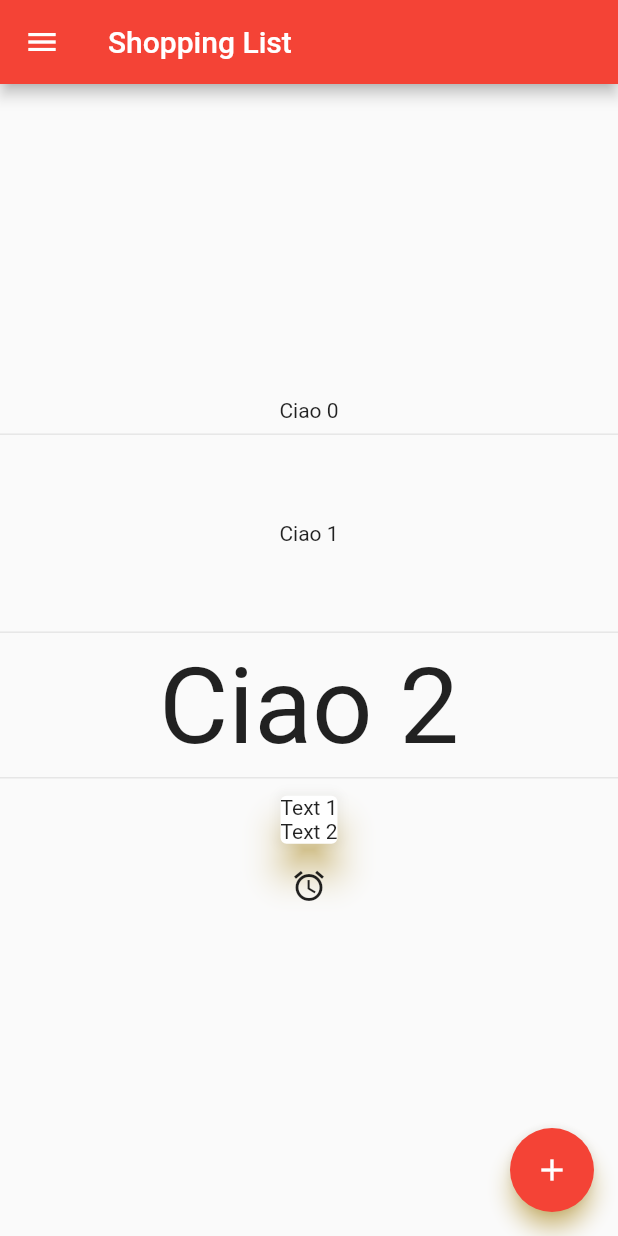
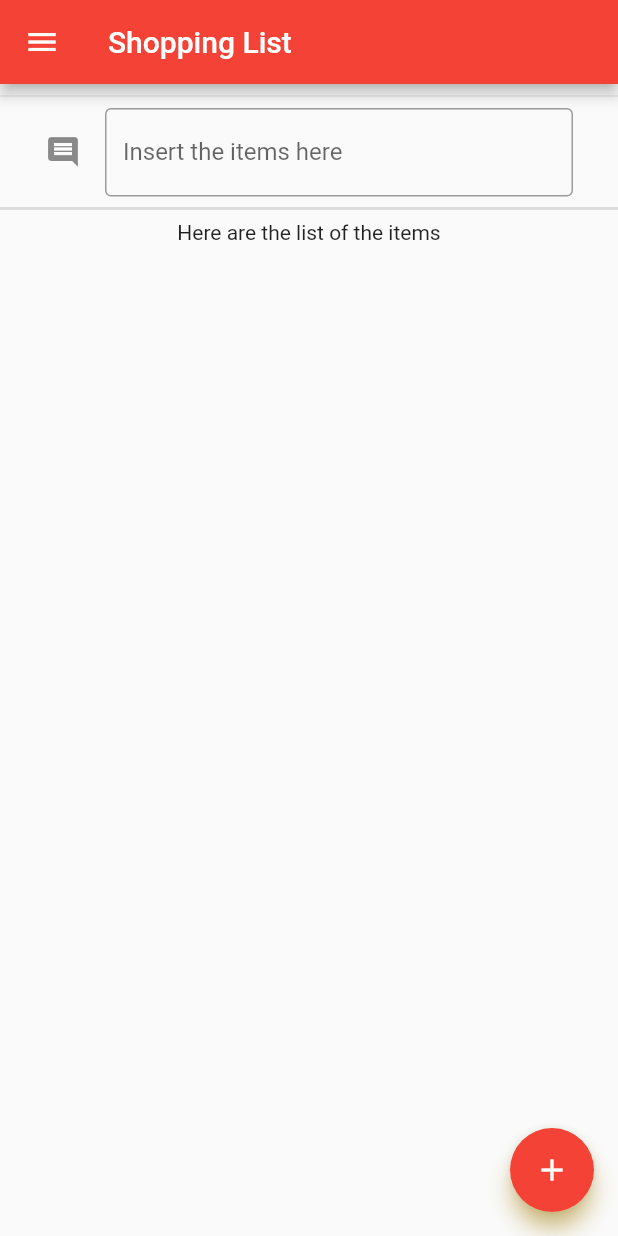
Before and after one commit to AndreaPrati98/super-journey, a Flutter app: the screen it shows after launch, on a phone screen of 412 x 824 dp. Run offline on Flutter 3.47's test engine with Material 2 defaults, Android fonts, the phone set to English and light mode, and no system bars.

Commit message:
started to program the shopping list

```diff
--- a/sbrigaty/lib/main.dart
+++ b/sbrigaty/lib/main.dart
@@ -15,7 +15,7 @@ class MyApp extends StatelessWidget {
         primarySwatch: Colors.red,
         shadowColor: Colors.amber,
       ),
-      title: 'Flutter Playground',
+      title: 'Shopping List',
       home: const MyHomePage(title: 'Shopping List'),
     );
   }
@@ -24,15 +24,6 @@ class MyApp extends StatelessWidget {
 class MyHomePage extends StatefulWidget {
   const MyHomePage({Key? key, required this.title}) : super(key: key);
 
-  // This widget is the home page of your application. It is stateful, meaning
-  // that it has a State object (defined below) that contains fields that affect
-  // how it looks.
-
-  // This class is the configuration for the state. It holds the values (in this
-  // case the title) provided by the parent (in this case the App widget) and
-  // used by the build method of the State. Fields in a Widget subclass are
-  // always marked "final".
-
   final String title;
 
   @override
@@ -40,22 +31,15 @@ class MyHomePage extends StatefulWidget {
 }
 
 class _MyHomePageState extends State<MyHomePage> {
-  int _counter = 0;
+  final List<Text> _itemList = [];
+  TextEditingController textInsertItemController = TextEditingController();
 
-  void _incrementCounter() {
+  void addItem() {
     setState(() {
-      // This call to setState tells the Flutter framework that something has
-      // changed in this State, which causes it to rerun the build method below
-      // so that the display can reflect the updated values. If we changed
-      // _counter without calling setState(), then the build method would not be
-      // called again, and so nothing would appear to happen.
-      _counter++;
-    });
-  }
-
-  void _counToZero() {
-    setState(() {
-      _counter = 0;
+      if (textInsertItemController.text.isEmpty) return;
+      //if (_itemList.contains(textInsertItemController.text)) return;
+      _itemList.add(Text(textInsertItemController.text));
+      print("${_itemList.last}");
     });
   }
 
@@ -73,51 +57,49 @@ class _MyHomePageState extends State<MyHomePage> {
         // the App.build method, and use it to set our appbar title.
         title: Text(widget.title),
       ),
-      body: Container(
-        alignment: Alignment.center,
-        child: Column(
-          mainAxisAlignment: MainAxisAlignment.center,
-          children: [
-            Text("Ciao $_counter"),
-            Divider(),
-            Padding(
-              child: Text("Ciao ${++_counter}"),
-              padding: EdgeInsets.all(50),
+      body: Column(
+        mainAxisAlignment: MainAxisAlignment.start,
+        children: [
+          const Divider(),
+          Padding(
+            padding: const EdgeInsets.symmetric(horizontal: 30),
+            child: TextField(
+              decoration: const InputDecoration(
+                  border: OutlineInputBorder(),
+                  label: Text("Insert the items here"),
+                  icon: Icon(Icons.insert_comment),
+                  //iconColor: Colors.black,
+                  hintText: "Eggs",
+                  hintStyle: TextStyle(
+                    color: Colors.blue,
+                  )),
+              controller: textInsertItemController,
             ),
-            Divider(),
-            ConstrainedBox(
-              constraints: BoxConstraints(minWidth: 200),
-              child: FittedBox(
-                fit: BoxFit.fill,
-                child: Text("Ciao ${++_counter}"),
-              ),
-            ),
-            Divider(),
-            Card(
-              elevation: 10.0,
-              child: Column(
-                children: [
-                  Text("Text 1"),
-                  Text("Text 2"),
-                ],
-              ),
-            ),
-            IconButton(onPressed: _counToZero, icon: Icon(Icons.access_alarms)),
-          ],
-        ),
+          ),
+          const Divider(
+            thickness: 2,
+          ),
+          const Text("Here are the list of the items"),
+          Expanded(
+            child: ListView.builder(
+                itemCount: _itemList.length,
+                itemBuilder: (BuildContext context, int index) {
+                  return Container(
+                    child: _itemList[index],
+                  );
+                }),
+          ),
+        ],
       ),
+
       drawer: Drawer(
-        child: Column(children: [
-          Text("Item 1"),
-          Divider(),
-          Text("Item 2"),
-          Divider(),
-          Text("Item 3")
-        ]),
+        child: Column(children: const []),
       ),
 
       floatingActionButton: FloatingActionButton(
-        onPressed: _incrementCounter,
+        onPressed: () {
+          addItem();
+        },
         tooltip: 'Increment',
         child: const Icon(Icons.add),
       ), // This trailing comma makes auto-formatting nicer for build methods.
```
